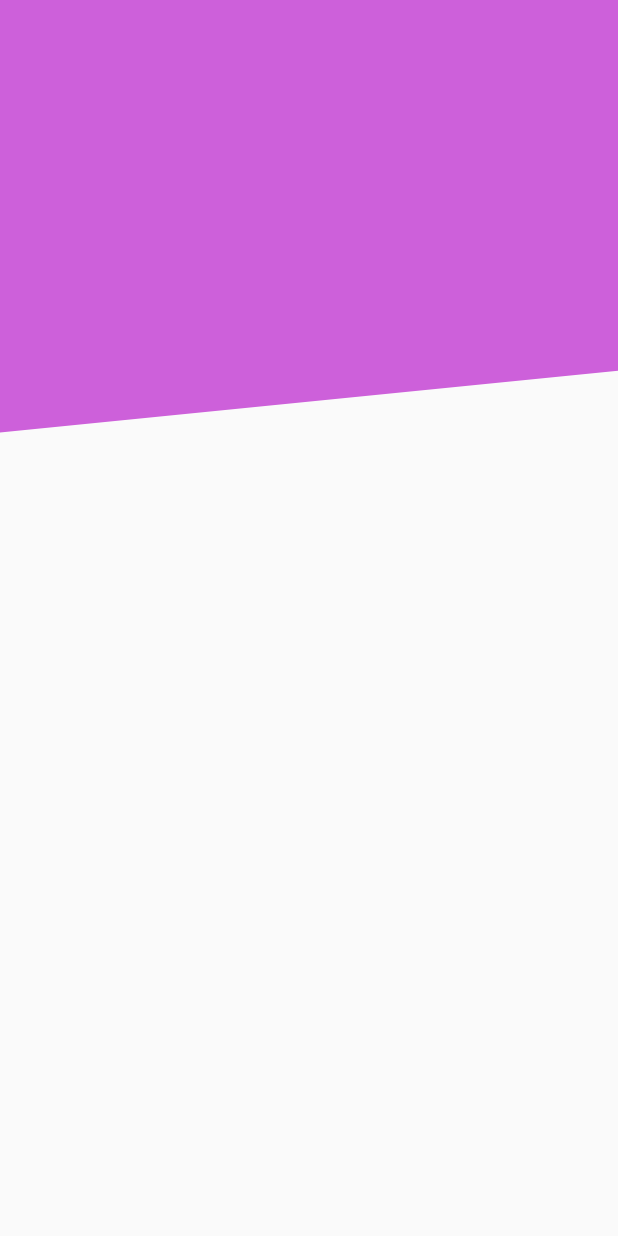
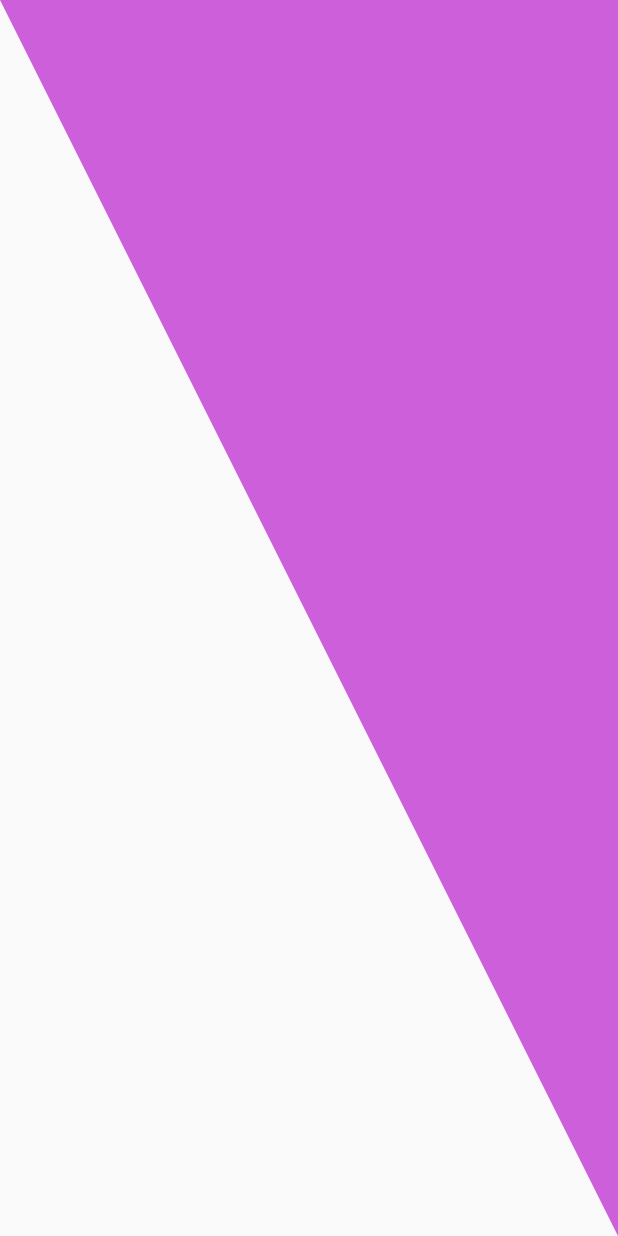
Before and after one commit to SamaritanoDev/flutterDisenosAnimaciones, a Flutter app: the screen it shows after launch, on a phone screen of 412 x 824 dp. Run offline on Flutter 3.47's test engine with Material 2 defaults, Android fonts, the light colour scheme and no system bars.

Commit message:
header diagonal largo

```diff
--- a/apppapeldeparede/lib/src/pages/header_page.dart
+++ b/apppapeldeparede/lib/src/pages/header_page.dart
@@ -7,7 +7,7 @@
   @override
   Widget build(BuildContext context) {
     return Scaffold(
-      body: HeaderDiagonal(),
+      body: HeaderTriangular(),
     );
   }
 }
--- a/apppapeldeparede/lib/src/widgets/headers.dart
+++ b/apppapeldeparede/lib/src/widgets/headers.dart
@@ -54,7 +54,7 @@
     path.moveTo(0, size.height * 0.35);
     path.lineTo(size.width, size.height * 0.30);
     path.lineTo(size.width, 0);
-    path.lineTo(0,0);
+    path.lineTo(0, 0);
 
     //canvas dibujae el path
     canvas.drawPath(path, paint);
@@ -66,3 +66,44 @@
     //throw UnimplementedError();
   }
 }
+
+//header triangular
+class HeaderTriangular extends StatelessWidget {
+  @override
+  Widget build(BuildContext context) {
+    return Container(
+      height: double.infinity,
+      width: double.infinity,
+      child: CustomPaint(
+        painter: _HeaderTriangularPainter(),
+      ),
+    );
+  }
+}
+
+class _HeaderTriangularPainter extends CustomPainter {
+  @override
+  void paint(Canvas canvas, Size size) {
+    final paint = new Paint();
+
+    //propiedades del lapiz
+    paint.color = Color(0xffCD60DA);
+    paint.style = PaintingStyle.fill; //fill despues
+    paint.strokeWidth = 20;
+
+    final path = new Path();
+
+    //dibujar con el path y paint
+    path.lineTo(size.width, size.height);
+    path.lineTo(size.width, 0);
+
+    //canvas dibujae el path
+    canvas.drawPath(path, paint);
+  }
+
+  @override
+  bool shouldRepaint(covariant CustomPainter oldDelegate) {
+    return true;
+    //throw UnimplementedError();
+  }
+}
```
